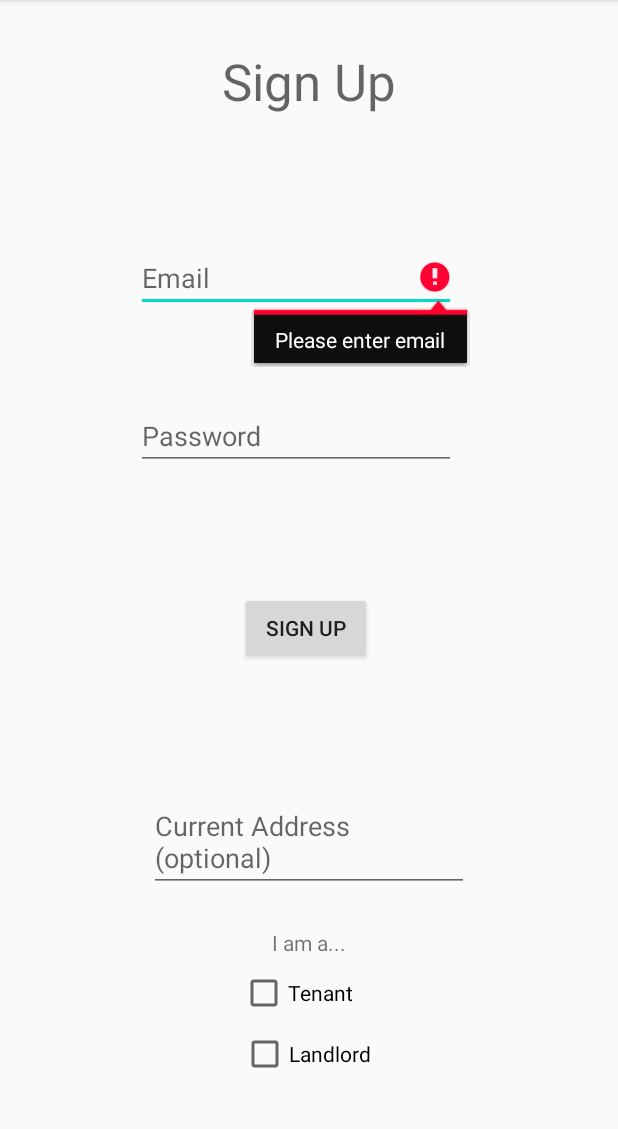
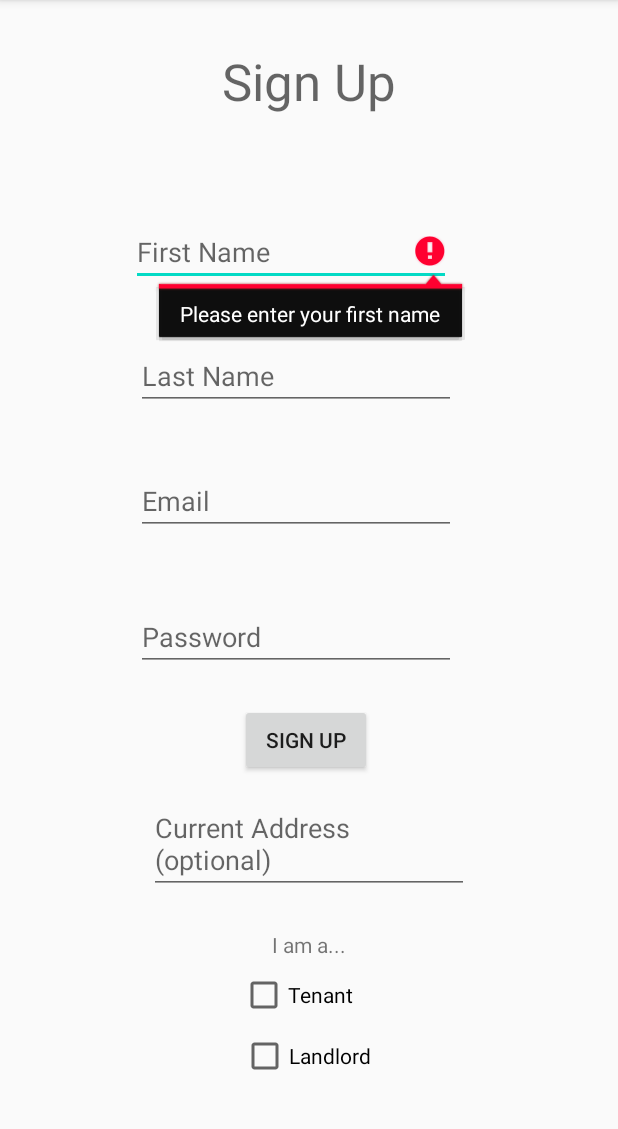
Before and after one commit to FlatChat/FlattingReview, an Android app: the CreateAccount screen opened directly, with no data from a screen before it, after a tap on "SIGN UP", on a phone screen of 412 x 824 dp, the part 84-1213 px from its top. Run offline under Robolectric (Android 15) with nearby library versions, the phone set to English and light mode, and no system bars; our stand-ins replace Firebase (no records; nobody signed in at launch, a user with empty details on screens opened directly).

Commit message:
Added some comments and a first and last name text field for when the user signs up.

```diff
--- a/app/build.gradle
+++ b/app/build.gradle
@@ -50,4 +50,5 @@ dependencies {
     implementation 'com.android.support:recyclerview-v7:28.0.0'
     //noinspection GradleCompatible
     implementation 'com.android.support:cardview-v7:28.0.0'
+    implementation 'com.android.support:multidex:1.0.3'
 }
--- a/app/src/main/java/com/example/flattingreview/ChangePassword.kt
+++ b/app/src/main/java/com/example/flattingreview/ChangePassword.kt
@@ -10,6 +10,11 @@ import com.google.firebase.auth.EmailAuthProvider
 import com.google.firebase.auth.FirebaseAuth
 import kotlinx.android.synthetic.main.activity_change_password.*
 
+/**
+ * A class to allow the user to change their password. Once the password has been changed successfully, the user
+ * will be redirected to the sign in screen where they will then need to sign in with their new password.
+ * @author Nikki Meadows
+ */
 class ChangePassword : AppCompatActivity() {
 
     private lateinit var auth: FirebaseAuth
--- a/app/src/main/java/com/example/flattingreview/CreateAccount.kt
+++ b/app/src/main/java/com/example/flattingreview/CreateAccount.kt
@@ -8,6 +8,12 @@ import androidx.appcompat.app.AppCompatActivity
 import com.google.firebase.auth.FirebaseAuth
 import kotlinx.android.synthetic.main.activity_create_account.*
 
+/**
+ * A class that allows the user to create a new account using their email address and a password.
+ * Once the user has successfully created a new account they will be redirected to the sign in page where
+ * they can sign in with their new credentials.
+ * @author Nikki Meadows
+ */
 class CreateAccount : AppCompatActivity() {
 
     //global variable for firebase authentication
@@ -30,6 +36,18 @@ class CreateAccount : AppCompatActivity() {
      * If any checks do not pass, then the method fails.
      */
     private fun signUpUser(){
+        //if the first name is empty, set an error message
+        if(firstNameTV.text.toString().isEmpty()){
+            firstNameTV.error="Please enter your first name"
+            firstNameTV.requestFocus()
+            return
+        }
+        //if the last name is empty, set an error message
+        if(lastNameTV.text.toString().isEmpty()){
+            lastNameTV.error="Please enter your last name"
+            lastNameTV.requestFocus()
+            return
+        }
             //if the email address is empty, set an error message
             if(email.text.toString().isEmpty()){
                 email.error="Please enter email"
--- a/app/src/main/java/com/example/flattingreview/HomeScreen.kt
+++ b/app/src/main/java/com/example/flattingreview/HomeScreen.kt
@@ -29,10 +29,6 @@ class HomeScreen : AppCompatActivity() {
             startActivity(intent)
         }
     }
-
-
-
-
 
     override fun attachBaseContext(base: Context) {
         super.attachBaseContext(base)
--- a/app/src/main/java/com/example/flattingreview/Settings.kt
+++ b/app/src/main/java/com/example/flattingreview/Settings.kt
@@ -8,6 +8,11 @@ import android.view.MenuItem
 import com.google.firebase.auth.FirebaseAuth
 import kotlinx.android.synthetic.main.activity_settings.*
 
+/**
+ * A class designed to allow the user to logout and be redirected to the sign in screen. This class also
+ * allows the user to access the another activity where they are able to change their password.
+ * @author Nikki Meadows
+ */
 class Settings : AppCompatActivity() {
 
     //global variable for firebase authentication
--- a/app/src/main/res/layout/activity_create_account.xml
+++ b/app/src/main/res/layout/activity_create_account.xml
@@ -28,7 +28,7 @@
         android:layout_height="wrap_content"
         android:layout_marginStart="90dp"
         android:layout_marginLeft="90dp"
-        android:layout_marginTop="86dp"
+        android:layout_marginTop="38dp"
         android:layout_marginEnd="108dp"
         android:layout_marginRight="108dp"
         android:ems="10"
@@ -36,7 +36,7 @@
         android:inputType="textEmailAddress"
         app:layout_constraintEnd_toEndOf="parent"
         app:layout_constraintStart_toStartOf="parent"
-        app:layout_constraintTop_toBottomOf="@+id/signup" />
+        app:layout_constraintTop_toBottomOf="@+id/lastNameTV" />
 
     <EditText
         android:id="@+id/enterPass1"
@@ -44,7 +44,7 @@
         android:layout_height="wrap_content"
         android:layout_marginStart="90dp"
         android:layout_marginLeft="90dp"
-        android:layout_marginTop="60dp"
+        android:layout_marginTop="45dp"
         android:layout_marginEnd="108dp"
         android:layout_marginRight="108dp"
         android:ems="10"
@@ -59,7 +59,7 @@
         android:id="@+id/Address"
         android:layout_width="wrap_content"
         android:layout_height="wrap_content"
-        android:layout_marginTop="85dp"
+        android:layout_marginTop="12dp"
         android:ems="10"
         android:gravity="start|top"
         android:hint="Current Address (optional)"
@@ -112,7 +112,7 @@
         android:layout_height="wrap_content"
         android:layout_marginStart="159dp"
         android:layout_marginLeft="159dp"
-        android:layout_marginTop="81dp"
+        android:layout_marginTop="22dp"
         android:layout_marginEnd="164dp"
         android:layout_marginRight="164dp"
         android:text="@string/signUpbutton"
@@ -120,4 +120,38 @@
         app:layout_constraintStart_toStartOf="parent"
         app:layout_constraintTop_toBottomOf="@+id/enterPass1" />
 
+    <EditText
+        android:id="@+id/firstNameTV"
+        android:layout_width="wrap_content"
+        android:layout_height="wrap_content"
+        android:layout_marginStart="87dp"
+        android:layout_marginLeft="87dp"
+        android:layout_marginTop="127dp"
+        android:layout_marginEnd="111dp"
+        android:layout_marginRight="111dp"
+        android:layout_marginBottom="559dp"
+        android:ems="10"
+        android:hint="@string/firstName"
+        android:inputType="textPersonName"
+        app:layout_constraintBottom_toBottomOf="parent"
+        app:layout_constraintEnd_toEndOf="parent"
+        app:layout_constraintStart_toStartOf="parent"
+        app:layout_constraintTop_toTopOf="parent" />
+
+    <EditText
+        android:id="@+id/lastNameTV"
+        android:layout_width="wrap_content"
+        android:layout_height="wrap_content"
+        android:layout_marginStart="90dp"
+        android:layout_marginLeft="90dp"
+        android:layout_marginTop="37dp"
+        android:layout_marginEnd="108dp"
+        android:layout_marginRight="108dp"
+        android:ems="10"
+        android:hint="@string/lastName"
+        android:inputType="textPersonName"
+        app:layout_constraintEnd_toEndOf="parent"
+        app:layout_constraintStart_toStartOf="parent"
+        app:layout_constraintTop_toBottomOf="@+id/firstNameTV" />
+
 </androidx.constraintlayout.widget.ConstraintLayout>
--- a/app/src/main/res/values/strings.xml
+++ b/app/src/main/res/values/strings.xml
@@ -63,6 +63,8 @@
 
     <!-- Create account Strings -->
     <string name="signUpbutton"> Sign Up  </string>
+    <string name="firstName" > First Name </string>
+    <string name="lastName" > Last Name </string>
 
     <!-- Settings page Strings -->
     <string name="changePassButton"> Change Password </string>
@@ -72,4 +74,5 @@
     <string name="flatchat"> flatchat </string>
 
 
+
 </resources>
```
Also changed, not shown: app/src/main/java/com/example/flattingreview/SignIn.kt (+8 -3 lines).
